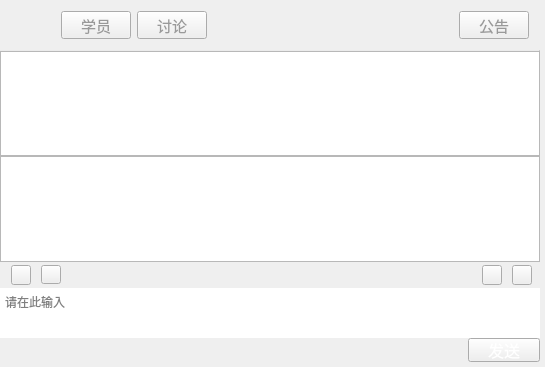
Before: the Qt Designer form qatime-studio/UIChatRoom.ui in chuanjiabao1981/qatime-win, drawn with Qt 5.
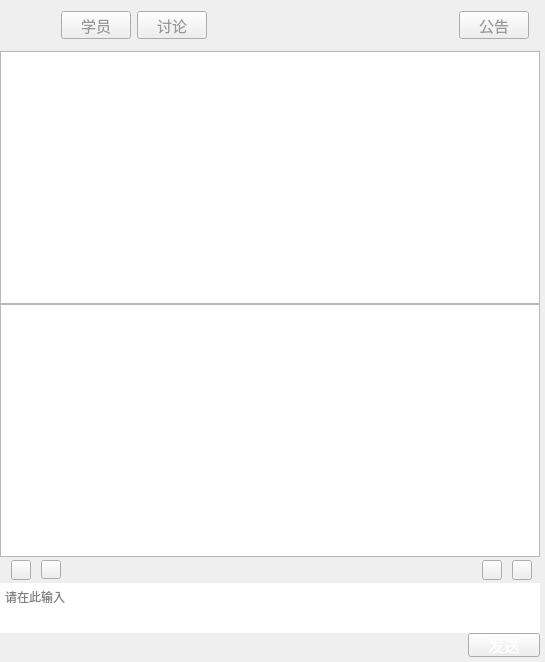
After: the same form once the commit is applied. Icons and pictures are not drawn. Custom widgets are drawn as their Qt base class.

Diff of the .ui file:
```diff
--- a/qatime-studio/UIChatRoom.ui
+++ b/qatime-studio/UIChatRoom.ui
@@ -7,7 +7,7 @@
     <x>0</x>
     <y>0</y>
     <width>545</width>
-    <height>367</height>
+    <height>662</height>
    </rect>
   </property>
   <property name="windowTitle">
```
Left out of the diff: 23 changed lines with no effect on the pictures.
